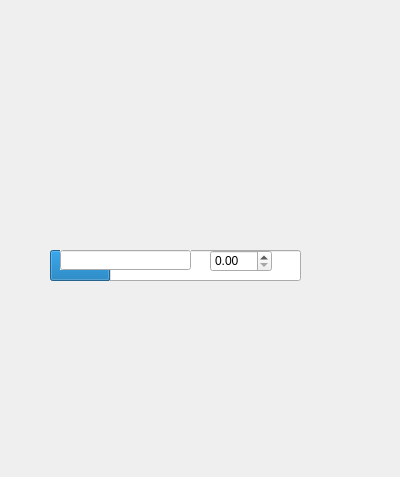
This is ueprogressbar.ui in liuyuyang8808/Qt_Library as Qt 5 draws it before an edit. The edited form follows.
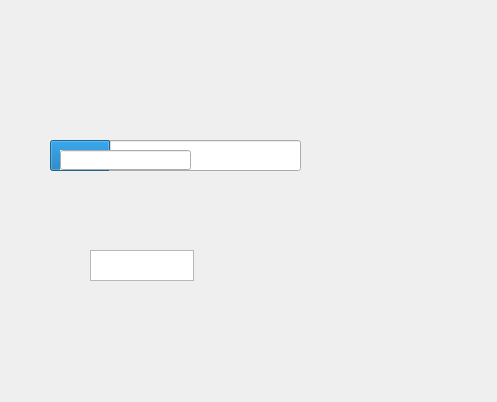
This is the edited form.

```diff
--- a/ueprogressbar.ui
+++ b/ueprogressbar.ui
@@ -6,8 +6,8 @@
    <rect>
     <x>0</x>
     <y>0</y>
-    <width>400</width>
-    <height>477</height>
+    <width>497</width>
+    <height>402</height>
    </rect>
   </property>
   <property name="windowTitle">
@@ -20,7 +20,7 @@
    <property name="geometry">
     <rect>
      <x>50</x>
-     <y>250</y>
+     <y>140</y>
      <width>251</width>
      <height>31</height>
     </rect>
@@ -36,7 +36,7 @@
    <property name="geometry">
     <rect>
      <x>60</x>
-     <y>250</y>
+     <y>150</y>
      <width>131</width>
      <height>20</height>
     </rect>
@@ -48,13 +48,13 @@
     <bool>true</bool>
    </property>
   </widget>
-  <widget class="QDoubleSpinBox" name="doubleSpinBox">
+  <widget class="QTextEdit" name="textEdit">
    <property name="geometry">
     <rect>
-     <x>210</x>
+     <x>90</x>
      <y>250</y>
-     <width>62</width>
-     <height>22</height>
+     <width>104</width>
+     <height>31</height>
     </rect>
    </property>
   </widget>
```
